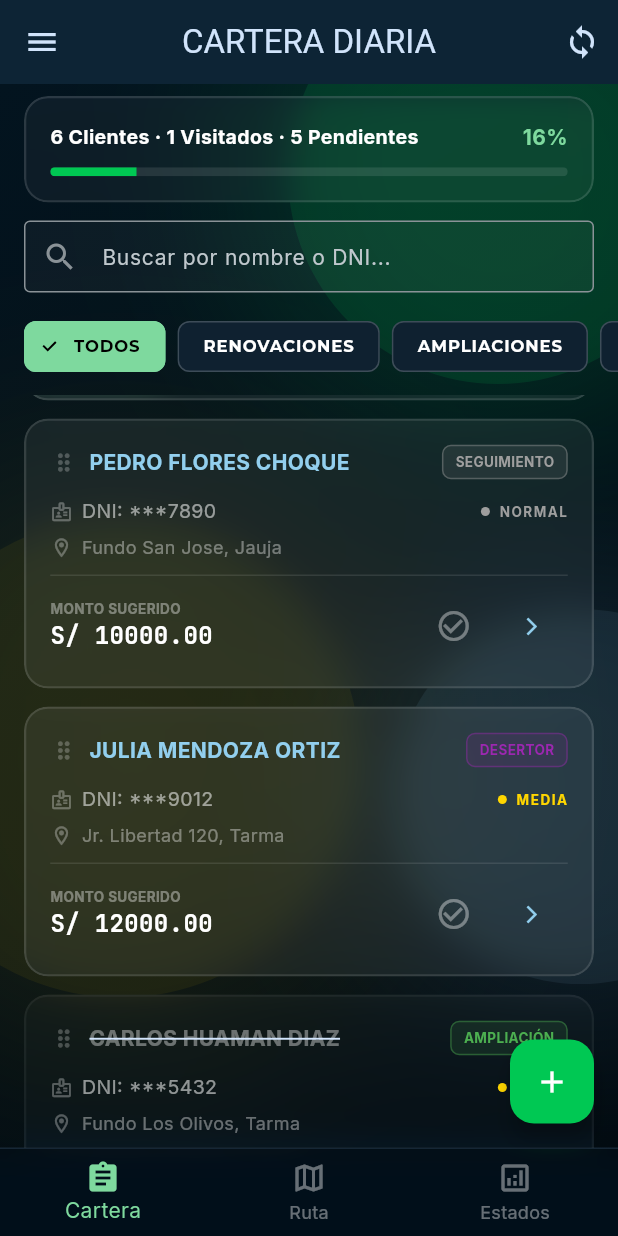
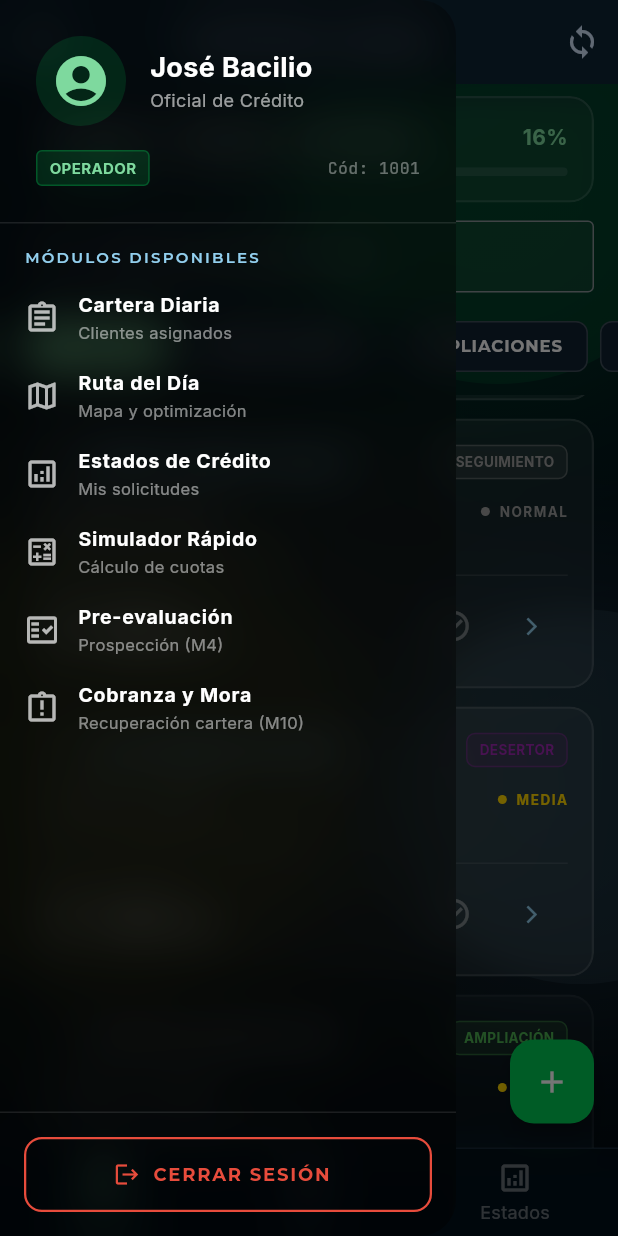
Before and after one commit to josebacilio2004/Agrobanco_sales_force_app, a Flutter app: the MainNavigationScreen screen opened directly, scrolled down 576 dp, after a tap on the "menu" icon, on a phone screen of 412 x 824 dp. Run offline on Flutter 3.47's test engine with Material 3 defaults, Android fonts, the phone set to English and light mode, and no system bars; our stand-ins replace cloud_firestore, firebase_core, flutter_map, flutter_riverpod, google_fonts, isar and 1 more; accounts and stored records are empty; generated files the repository leaves out were written again.

Commit message:
fix: link AppBars leading button callbacks to parent ScaffoldState and resolve drawer ListTile Material assertion

```diff
--- a/lib/features/portfolio/portfolio_screen.dart
+++ b/lib/features/portfolio/portfolio_screen.dart
@@ -9,7 +9,8 @@ import '../loan_request/loan_request_screen.dart';
 import 'client_model.dart';
 
 class PortfolioScreen extends StatefulWidget {
-  const PortfolioScreen({super.key});
+  final VoidCallback? onMenuPressed;
+  const PortfolioScreen({super.key, this.onMenuPressed});
 
   @override
   State<PortfolioScreen> createState() => _PortfolioScreenState();
@@ -241,11 +242,9 @@ class _PortfolioScreenState extends State<PortfolioScreen> {
         title: const Text('CARTERA DIARIA'),
         backgroundColor: Colors.transparent,
         elevation: 0,
-        leading: Builder(
-          builder: (context) => IconButton(
-            icon: const Icon(Icons.menu),
-            onPressed: () => Scaffold.of(context).openDrawer(),
-          ),
+        leading: IconButton(
+          icon: const Icon(Icons.menu),
+          onPressed: widget.onMenuPressed ?? () => Scaffold.of(context).openDrawer(),
         ),
         actions: [
           IconButton(
--- a/lib/shared/widgets/main_navigation_screen.dart
+++ b/lib/shared/widgets/main_navigation_screen.dart
@@ -25,12 +25,18 @@ class MainNavigationScreen extends StatefulWidget {
 
 class _MainNavigationScreenState extends State<MainNavigationScreen> {
   int _selectedIndex = 0;
+  final GlobalKey<ScaffoldState> _scaffoldKey = GlobalKey<ScaffoldState>();
+  late final List<Widget> _screens;
 
-  final List<Widget> _screens = [
-    const PortfolioScreen(),
-    const RoutePlanningScreen(),
-    const RequestStatusScreen(),
-  ];
+  @override
+  void initState() {
+    super.initState();
+    _screens = [
+      PortfolioScreen(onMenuPressed: () => _scaffoldKey.currentState?.openDrawer()),
+      RoutePlanningScreen(onMenuPressed: () => _scaffoldKey.currentState?.openDrawer()),
+      RequestStatusScreen(onMenuPressed: () => _scaffoldKey.currentState?.openDrawer()),
+    ];
+  }
 
   void _handleLogout() {
     // Simulated check for unsynced forms (HU-03 / RF-08)
@@ -84,6 +90,7 @@ class _MainNavigationScreenState extends State<MainNavigationScreen> {
     final theme = Theme.of(context);
 
     return Scaffold(
+      key: _scaffoldKey,
       drawer: Drawer(
         backgroundColor: Colors.transparent,
         elevation: 0,
@@ -94,7 +101,7 @@ class _MainNavigationScreenState extends State<MainNavigationScreen> {
           ),
           child: BackdropFilter(
             filter: ImageFilter.blur(sigmaX: 16, sigmaY: 16),
-            child: Container(
+            child: Material(
               color: Colors.black.withOpacity(0.4),
               child: SafeArea(
                 child: Column(
```
Also changed, not shown: lib/features/route/route_planning_screen.dart (+6 -1 lines), lib/features/status/request_status_screen.dart (+6 -1 lines).
